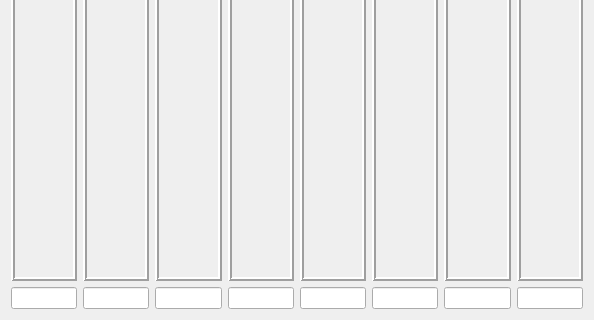
The window that freqlevels.ui (Megavolos/gerz) describes before a commit, drawn with Qt 5; both pictures show x 0 to 594 and y 234 to 554 of the 594 by 554 pixel window.
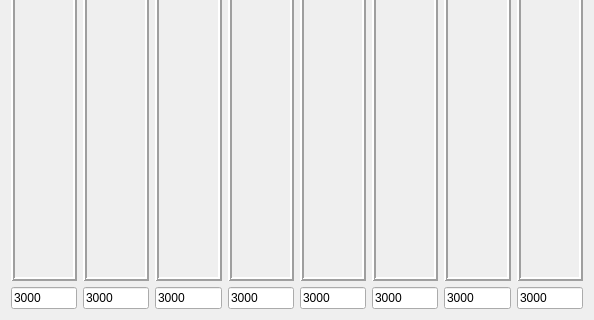
The same window after the commit.

```diff
--- a/freqlevels.ui
+++ b/freqlevels.ui
@@ -18,7 +18,11 @@
   </property>
   <layout class="QGridLayout" name="gridLayout">
    <item row="1" column="0">
-    <widget class="QLineEdit" name="lineEdit_1"/>
+    <widget class="QLineEdit" name="lineEdit_f1">
+     <property name="text">
+      <string>3000</string>
+     </property>
+    </widget>
    </item>
    <item row="0" column="7">
     <widget class="QFrame" name="frame_7">
@@ -128,25 +132,53 @@
     </widget>
    </item>
    <item row="1" column="2">
-    <widget class="QLineEdit" name="lineEdit_2"/>
+    <widget class="QLineEdit" name="lineEdit_f2">
+     <property name="text">
+      <string>3000</string>
+     </property>
+    </widget>
    </item>
    <item row="1" column="3">
-    <widget class="QLineEdit" name="lineEdit_3"/>
+    <widget class="QLineEdit" name="lineEdit_f3">
+     <property name="text">
+      <string>3000</string>
+     </property>
+    </widget>
    </item>
    <item row="1" column="4">
-    <widget class="QLineEdit" name="lineEdit_4"/>
+    <widget class="QLineEdit" name="lineEdit_f4">
+     <property name="text">
+      <string>3000</string>
+     </property>
+    </widget>
    </item>
    <item row="1" column="5">
-    <widget class="QLineEdit" name="lineEdit_5"/>
+    <widget class="QLineEdit" name="lineEdit_f5">
+     <property name="text">
+      <string>3000</string>
+     </property>
+    </widget>
    </item>
    <item row="1" column="6">
-    <widget class="QLineEdit" name="lineEdit_6"/>
+    <widget class="QLineEdit" name="lineEdit_f6">
+     <property name="text">
+      <string>3000</string>
+     </property>
+    </widget>
    </item>
    <item row="1" column="7">
-    <widget class="QLineEdit" name="lineEdit_7"/>
+    <widget class="QLineEdit" name="lineEdit_f7">
+     <property name="text">
+      <string>3000</string>
+     </property>
+    </widget>
    </item>
    <item row="1" column="8">
-    <widget class="QLineEdit" name="lineEdit_8"/>
+    <widget class="QLineEdit" name="lineEdit_f8">
+     <property name="text">
+      <string>3000</string>
+     </property>
+    </widget>
    </item>
   </layout>
  </widget>
```
